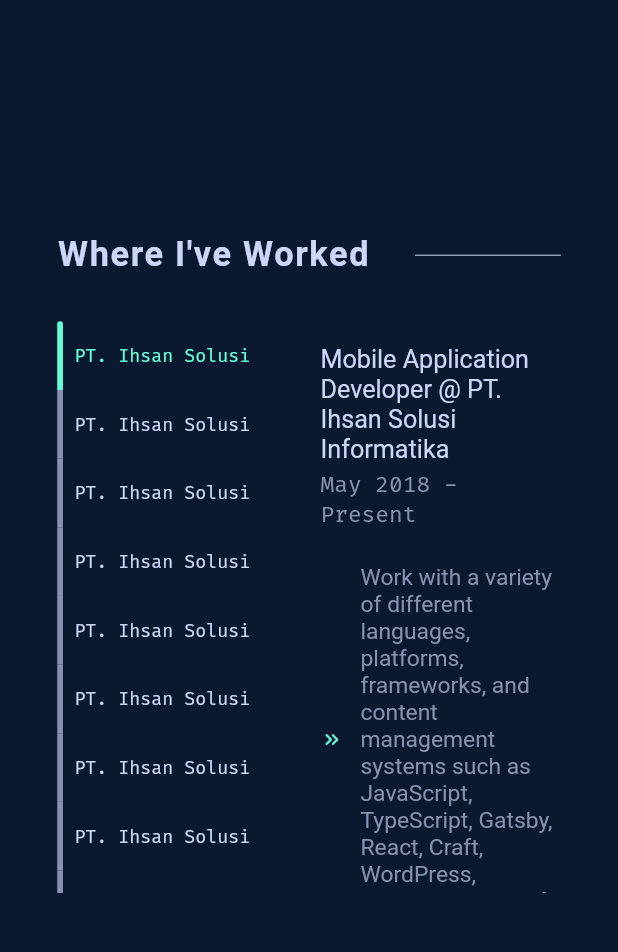
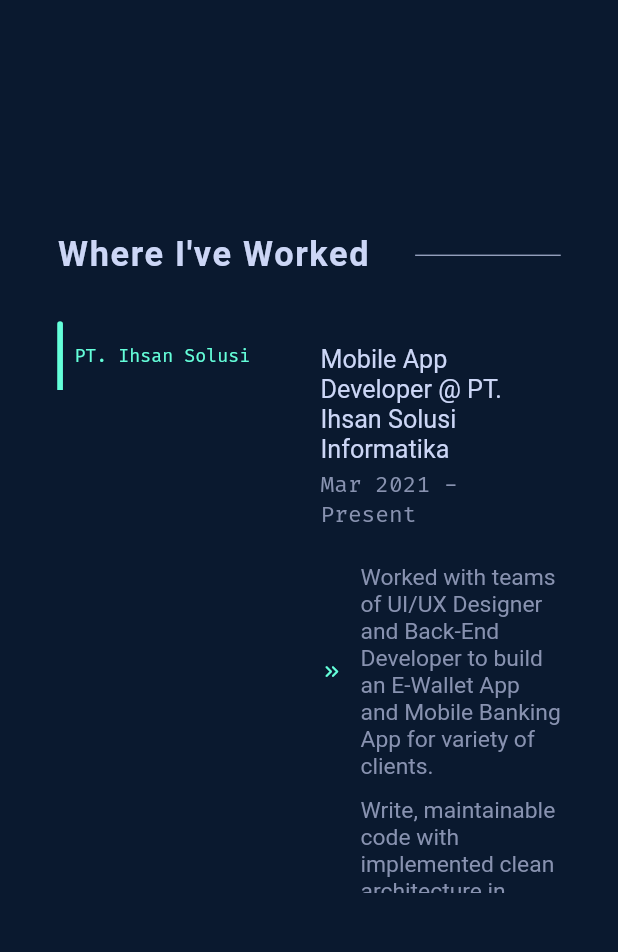
Before and after one commit to fathulaziss/personal-website, a Flutter app: the screen it shows after launch, scrolled down 1658 dp, on a phone screen of 412 x 824 dp, the part 126-1078 px from its top. Run offline on Flutter 3.47's test engine with Material 2 defaults, Android fonts, the phone set to English and light mode, and no system bars; our stand-ins replace flutter_screenutil, google_fonts; Roboto replaces fonts that are missing (Heebo).

Commit message:
add dummy data experience

```diff
--- a/lib/data/data.dart
+++ b/lib/data/data.dart
@@ -1,4 +1,20 @@
+import 'package:personal_website/models/experience_model.dart';
+
 const String about =
     "Hello! My name is Azis and I'm an Flutter enthusiast. My Interest in mobile application development started back in 2020 when my last year on college know Flutter and dicided to focus with it for started my career as mobile application developer.\n\nFast-forward to today, and I've got my first job as mobile application developer at an information technology services and consulting company. My main focus these days is develop mobile application, and maintenance code at PT. Ihsan Solusi Informatika for a variety of clients.\n\nI also keep learning about mobile application development especially Flutter on my free time to update my knowledge.\n\nHere are a few technologies or tools I've been working with recently :";
 
 const List listTechnologies = ['Flutter', 'Firebase', 'REST-API', 'Figma'];
+
+const List<ExperienceModel> listExperience = [
+  ExperienceModel(
+    companyLink: 'https://ihsansolusi.co.id/m/#home',
+    companyName: 'PT. Ihsan Solusi Informatika',
+    duration: 'Mar 2021 - Present',
+    experiences: [
+      'Worked with teams of UI/UX Designer and Back-End Developer to build an E-Wallet App and Mobile Banking App for variety of clients.',
+      'Write, maintainable code with implemented clean architecture in every project, and also supervisioned by senior engineer to write good code.',
+      'Communicate with multi-disciplinary teams of engineers, designers, project managers, and clients on a daily basis.',
+    ],
+    position: 'Mobile App Developer',
+  )
+];
--- a/lib/widgets/others/experience_detail_one.dart
+++ b/lib/widgets/others/experience_detail_one.dart
@@ -1,5 +1,6 @@
 import 'package:flutter/material.dart';
 import 'package:flutter_screenutil/flutter_screenutil.dart';
+import 'package:personal_website/data/data.dart';
 import 'package:personal_website/styles/colors.dart';
 import 'package:personal_website/styles/styles.dart';
 import 'package:personal_website/widgets/buttons/text_button_custom.dart';
@@ -25,6 +26,7 @@
             width: 200.h,
             child: ListView.separated(
               physics: const NeverScrollableScrollPhysics(),
+              itemCount: listExperience.length,
               itemBuilder: (context, index) {
                 return Row(
                   children: [
@@ -52,7 +54,7 @@
                               selectedIndex = index;
                             });
                           },
-                          label: 'PT. Ihsan Solusi Informatika Terpadu',
+                          label: listExperience[index].companyName,
                           isUseOverlayColor: true,
                           padding: EdgeInsets.symmetric(
                             vertical: 20.h,
@@ -70,7 +72,6 @@
               separatorBuilder: (context, index) {
                 return const SizedBox();
               },
-              itemCount: 10,
             ),
           ),
           Expanded(
@@ -82,13 +83,13 @@
                 children: [
                   verticalSpace(20.h),
                   Text(
-                    'Mobile Application Developer @ PT. Ihsan Solusi Informatika',
+                    '${listExperience[selectedIndex].position} @ ${listExperience[selectedIndex].companyName}',
                     style: TextStyles.heeboText
                         .copyWith(fontSize: 22.h, color: AppColor.textColor1),
                   ),
                   verticalSpace(5.h),
                   Text(
-                    'May 2018 - Present',
+                    listExperience[selectedIndex].duration,
                     style: TextStyles.firaCodeText
                         .copyWith(fontSize: 20.h, color: AppColor.textColor2),
                   ),
@@ -97,10 +98,11 @@
                     child: ListView.builder(
                       padding: EdgeInsets.zero,
                       // physics: const NeverScrollableScrollPhysics(),
-                      itemCount: 3,
+                      itemCount:
+                          listExperience[selectedIndex].experiences.length,
                       itemBuilder: (context, index) {
                         return Padding(
-                          padding: EdgeInsets.only(bottom: 30.h),
+                          padding: EdgeInsets.only(bottom: 15.h),
                           child: Row(
                             children: [
                               Icon(
@@ -111,7 +113,8 @@
                               horizontalSpace(15.h),
                               Expanded(
                                 child: Text(
-                                  'Work with a variety of different languages, platforms, frameworks, and content management systems such as JavaScript, TypeScript, Gatsby, React, Craft, WordPress, Prismic, and Netlify',
+                                  listExperience[selectedIndex]
+                                      .experiences[index],
                                   style: TextStyles.heeboText.copyWith(
                                     fontSize: 20.h,
                                     color: AppColor.textColor2,
```
Also changed, not shown: lib/models/experience_model.dart (added, +15 -0 lines).
